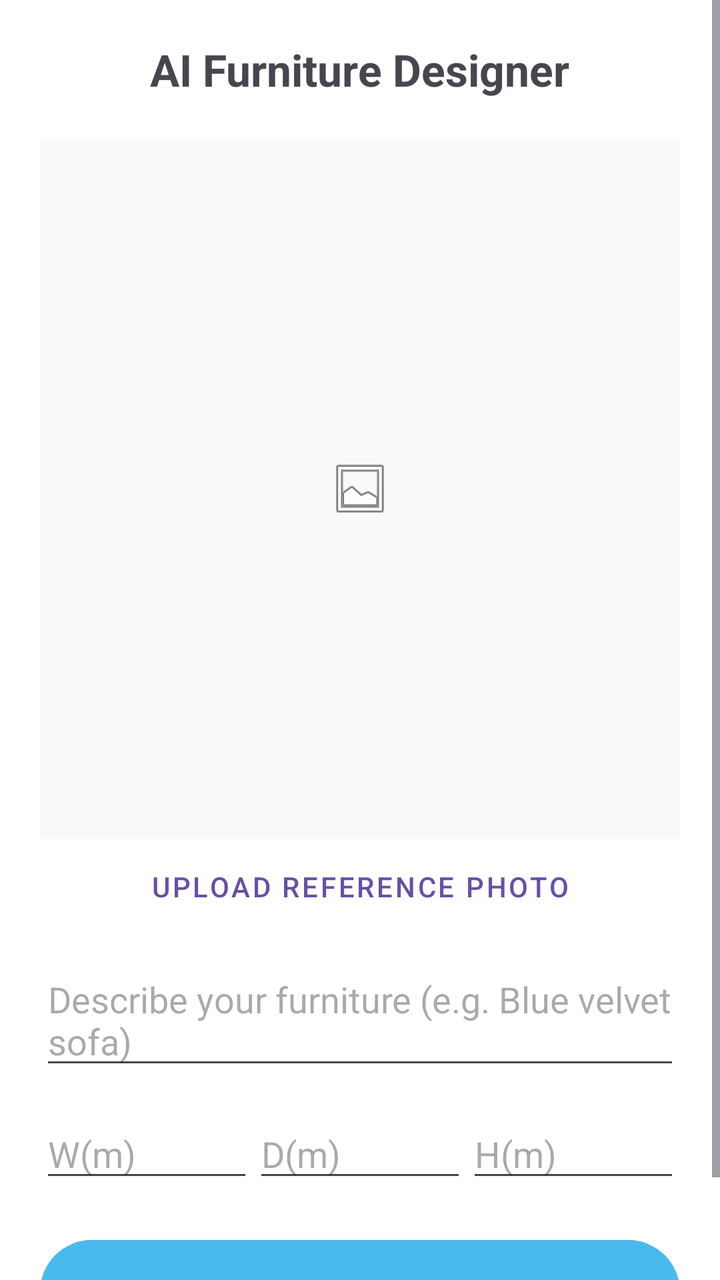
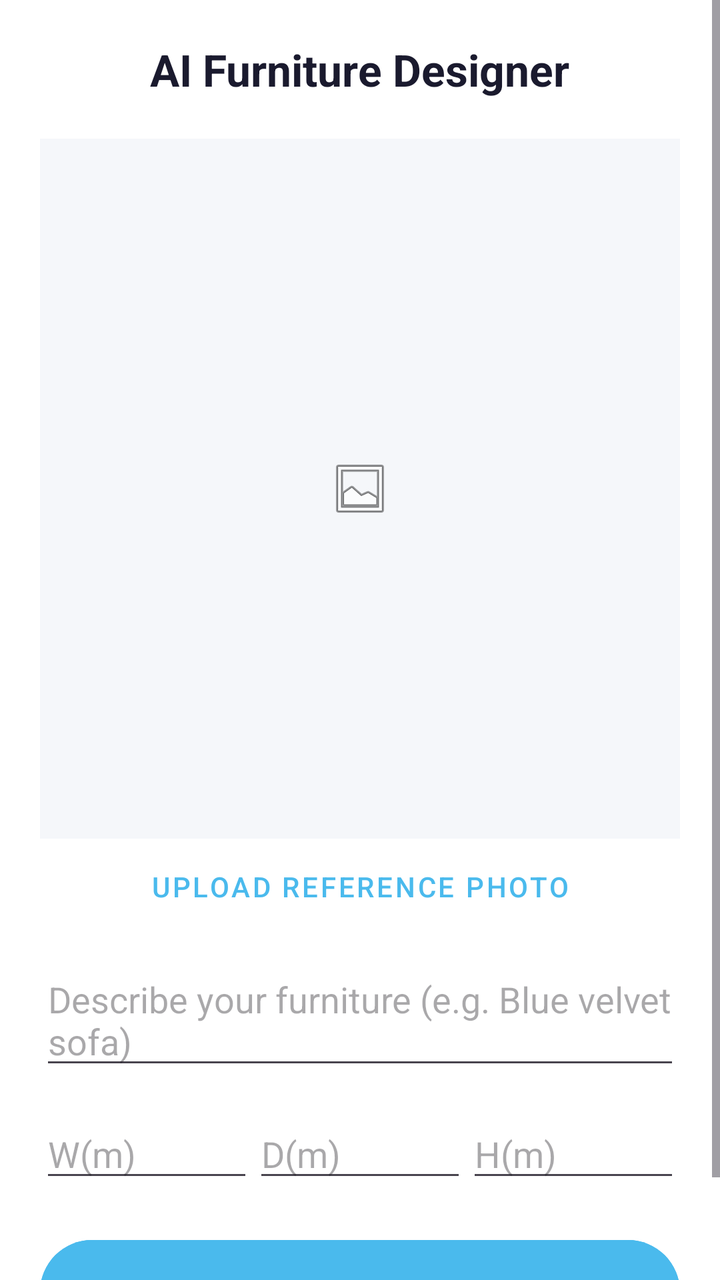

Two renders of the same Android screen: before a commit and after it. Below are the layout's source before the change and the commit's diff.
<!-- AndroidManifest.xml: application theme Theme.Anthuria -->
<!-- res/layout/activity_ai_furniture.xml -->
<?xml version="1.0" encoding="utf-8"?>
<ScrollView xmlns:android="http://schemas.android.com/apk/res/android"
    xmlns:app="http://schemas.android.com/apk/res-auto"
    android:layout_width="match_parent"
    android:layout_height="match_parent"
    android:background="#FFFFFF">

    <LinearLayout
        android:layout_width="match_parent"
        android:layout_height="wrap_content"
        android:orientation="vertical"
        android:padding="20dp"
        android:gravity="center_horizontal">

        <TextView
            android:layout_width="wrap_content"
            android:layout_height="wrap_content"
            android:text="AI Furniture Designer"
            android:textSize="22sp"
            android:textStyle="bold"
            android:layout_marginBottom="20dp"/>

        <FrameLayout
            android:layout_width="match_parent"
            android:layout_height="350dp"
            android:background="#F8F9FA">

            <ImageView
                android:id="@+id/img_preview"
                android:layout_width="match_parent"
                android:layout_height="match_parent"
                android:scaleType="centerInside"
                android:src="@android:drawable/ic_menu_gallery" />

            <FrameLayout
                android:id="@+id/scene_container"
                android:layout_width="match_parent"
                android:layout_height="match_parent"
                android:visibility="gone">

                <com.google.ar.sceneform.SceneView
                    android:id="@+id/scene_view"
                    android:layout_width="match_parent"
                    android:layout_height="match_parent" />

                <Button
                    android:id="@+id/btn_accept"
                    android:layout_width="wrap_content"
                    android:layout_height="wrap_content"
                    android:text="Accept &amp; Add"
                    android:layout_gravity="bottom|center_horizontal"
                    android:layout_marginBottom="10dp"
                    android:backgroundTint="#4CAF50"/>
            </FrameLayout>

            <ProgressBar
                android:id="@+id/progress_bar"
                android:layout_width="wrap_content"
                android:layout_height="wrap_content"
                android:layout_gravity="center"
                android:visibility="gone" />
        </FrameLayout>

        <Button
            android:id="@+id/btn_upload"
            android:layout_width="wrap_content"
            android:layout_height="wrap_content"
            android:text="Upload Reference Photo"
            style="@style/Widget.MaterialComponents.Button.TextButton"/>

        <EditText
            android:id="@+id/et_prompt"
            android:layout_width="match_parent"
            android:layout_height="wrap_content"
            android:hint="Describe your furniture (e.g. Blue velvet sofa)"
            android:layout_marginTop="10dp"/>

        <LinearLayout
            android:layout_width="match_parent"
            android:layout_height="wrap_content"
            android:orientation="horizontal"
            android:layout_marginTop="15dp">

            <EditText
                android:id="@+id/et_width"
                android:layout_width="0dp"
                android:layout_height="wrap_content"
                android:layout_weight="1"
                android:hint="W(m)"
                android:inputType="numberDecimal" />

            <EditText
                android:id="@+id/et_depth"
                android:layout_width="0dp"
                android:layout_height="wrap_content"
                android:layout_weight="1"
                android:hint="D(m)"
                android:inputType="numberDecimal" />

            <EditText
                android:id="@+id/et_height"
                android:layout_width="0dp"
                android:layout_height="wrap_content"
                android:layout_weight="1"
                android:hint="H(m)"
                android:inputType="numberDecimal" />
        </LinearLayout>

        <Button
            android:id="@+id/btn_generate"
            android:layout_width="match_parent"
            android:layout_height="60dp"
            android:text="Generate 3D Model"
            android:layout_marginTop="20dp"
            android:backgroundTint="#4ABAED"/>

    </LinearLayout>
</ScrollView>
<!-- resources referenced by this layout -->
<resources>
  <style name="Theme.Anthuria" parent="Base.Theme.Anthuria" />
  <style name="Base.Theme.Anthuria" parent="Theme.Material3.DayNight.NoActionBar">
          
          
      </style>
</resources>

<!-- the commit's change to res/layout/activity_ai_furniture.xml (unified diff, before → after) -->
@@ -3,7 +3,7 @@
     xmlns:app="http://schemas.android.com/apk/res-auto"
     android:layout_width="match_parent"
     android:layout_height="match_parent"
-    android:background="#FFFFFF">
+    android:background="@color/background_secondary">
 
     <LinearLayout
         android:layout_width="match_parent"
@@ -18,12 +18,13 @@
             android:text="AI Furniture Designer"
             android:textSize="22sp"
             android:textStyle="bold"
+            android:textColor="@color/text_primary"
             android:layout_marginBottom="20dp"/>
 
         <FrameLayout
             android:layout_width="match_parent"
             android:layout_height="350dp"
-            android:background="#F8F9FA">
+            android:background="@color/background_primary">
 
             <ImageView
                 android:id="@+id/img_preview"
@@ -112,7 +113,7 @@
             android:layout_height="60dp"
             android:text="Generate 3D Model"
             android:layout_marginTop="20dp"
-            android:backgroundTint="#4ABAED"/>
+            android:backgroundTint="@color/brand_blue"/>
 
     </LinearLayout>
 </ScrollView>
<!-- resource entries referenced after the edit -->
@@ -1,9 +1,20 @@
 <!-- resources referenced by this layout -->
 <resources>
+  <color name="background_primary">#F5F7FA</color>
+  <color name="background_secondary">#FFFFFF</color>
+  <color name="brand_blue">#4ABAED</color>
+  <color name="text_primary">#1A1A2E</color>
   <style name="Theme.Anthuria" parent="Base.Theme.Anthuria" />
   <style name="Base.Theme.Anthuria" parent="Theme.Material3.DayNight.NoActionBar">
-          
-          
+          <item name="colorPrimary">@color/brand_blue</item>
+          <item name="colorOnPrimary">@color/white</item>
+          <item name="colorSurface">@color/background_card</item>
+          <item name="colorOnSurface">@color/text_primary</item>
+          <item name="android:colorBackground">@color/background_primary</item>
+          <item name="colorOutline">@color/divider</item>
       </style>
+  <color name="white">#FFFFFFFF</color>
+  <color name="background_card">#FFFFFF</color>
+  <color name="divider">#EEEEEE</color>
 </resources>
 
